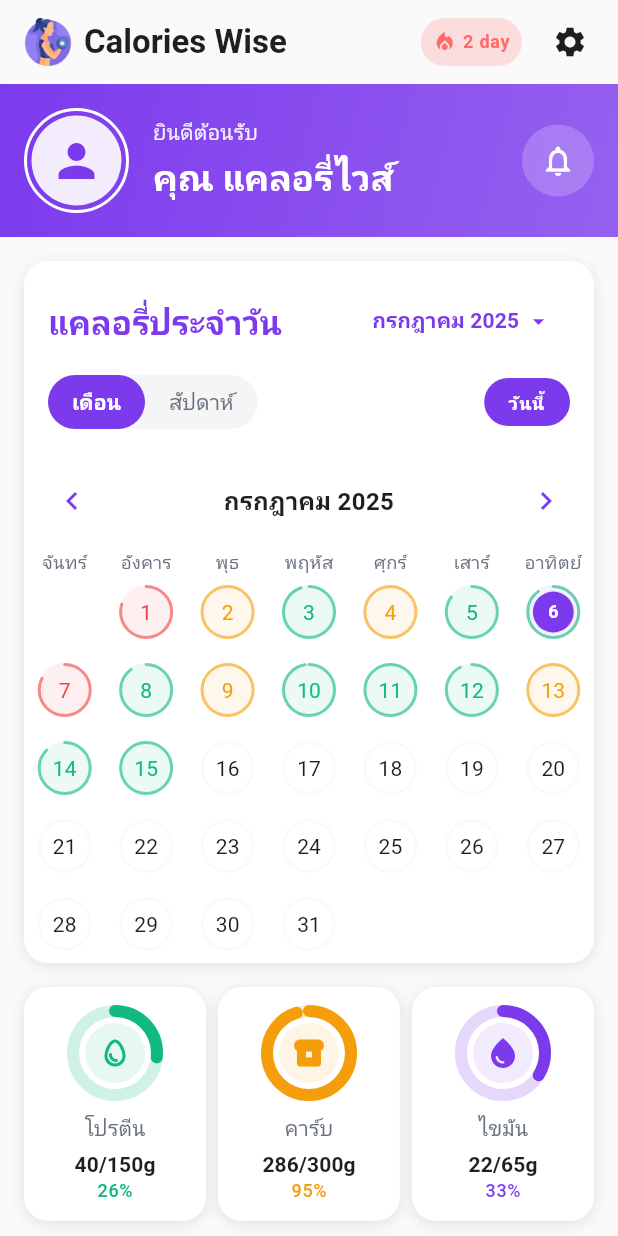
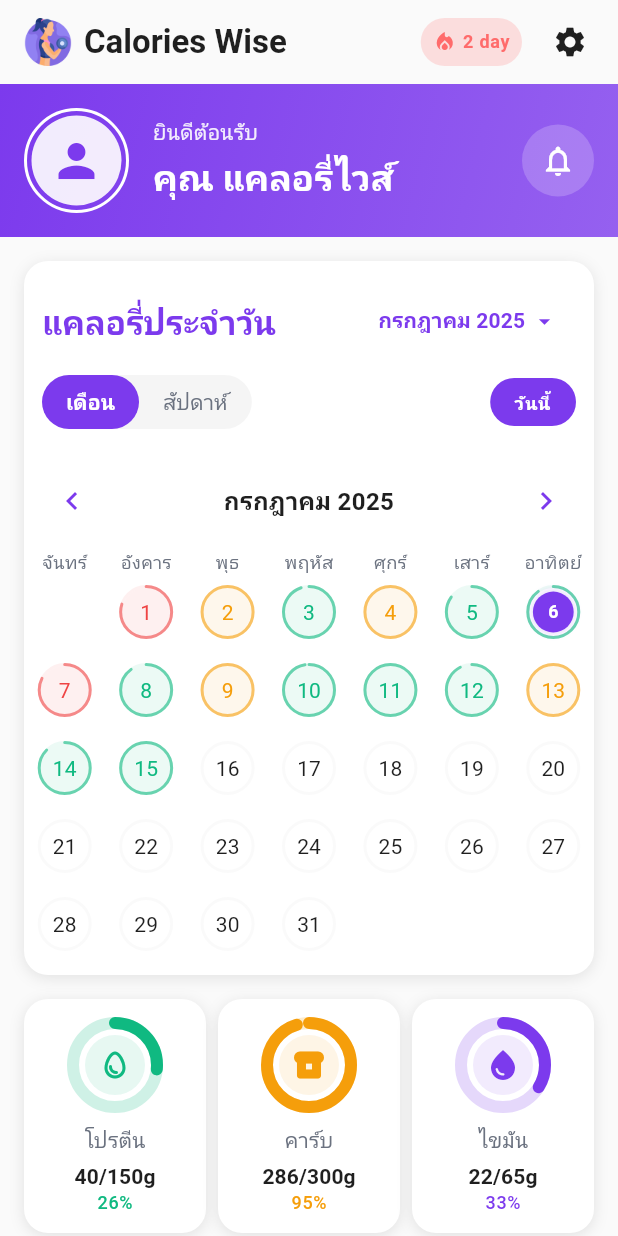
Before and after one commit to kit-chu/CaloriWise, a Flutter app: the screen it shows after launch, after a tap on "เดือน", on a phone screen of 412 x 824 dp. Run offline on Flutter 3.47's test engine with Material 3 defaults, Android fonts, the light colour scheme and no system bars; drawn by our look-alikes of percent_indicator, table_calendar; our stand-ins replace google_fonts; network calls fail; Roboto replaces fonts that are missing (Prompt).

Commit message:
เพิ่มตัว calenda ปรับ font

```diff
--- a/lib/widgets/calorie_calendar_widget.dart
+++ b/lib/widgets/calorie_calendar_widget.dart
@@ -71,7 +71,8 @@ class _CalorieCalendarWidgetState extends State<CalorieCalendarWidget> with Sing
         _isChangingMonth = true;
       });
 
-      Future.delayed(const Duration(milliseconds: 50), () {
+      // เพิ่ม delay เพื่อให้แน่ใจว่า UI ได้อัพเดทก่อนที่จะรีเซ็ต animation
+      Future.delayed(const Duration(milliseconds: 100), () {
         if (mounted) {
           setState(() {
             _isChangingMonth = false;
@@ -88,6 +89,7 @@ class _CalorieCalendarWidgetState extends State<CalorieCalendarWidget> with Sing
       decoration: BoxDecoration(
         color: Colors.white,
         borderRadius: BorderRadius.circular(16),
+
         boxShadow: [
           BoxShadow(
             color: Colors.black.withAlpha(25), // 0.1 * 255 ≈ 25
@@ -111,10 +113,9 @@ class _CalorieCalendarWidgetState extends State<CalorieCalendarWidget> with Sing
     final isCurrentDay = isSameDay(_selectedDay, now);
     // เช็คว่าเดือนและปีปัจจุบันตรงกับที่เลือกไหม
     final isCurrentMonth = _focusedDay.month == now.month && _focusedDay.year == now.year;
-    final currentMonth = DateTime(_focusedDay.year, _focusedDay.month);
 
     return Container(
-      padding: const EdgeInsets.all(16),
+      padding: const EdgeInsets.symmetric(horizontal: 12, vertical: 16),
       child: Column(
         crossAxisAlignment: CrossAxisAlignment.start,
         children: [
@@ -342,7 +343,9 @@ class _CalorieCalendarWidgetState extends State<CalorieCalendarWidget> with Sing
   }
 
   Widget _buildCalendar() {
-    return TableCalendar<CalorieData>(
+    return Padding(
+      padding: const EdgeInsets.only(bottom: 8),
+      child: TableCalendar<CalorieData>(
         firstDay: DateTime.utc(2020, 1, 1),
         lastDay: DateTime.utc(2030, 12, 31),
         focusedDay: _focusedDay,
@@ -437,6 +440,7 @@ class _CalorieCalendarWidgetState extends State<CalorieCalendarWidget> with Sing
             _focusedDay = focusedDay;
           });
         },
+      ),
     );
   }
 
--- a/lib/widgets/recent_food_logs.dart
+++ b/lib/widgets/recent_food_logs.dart
@@ -12,7 +12,7 @@ class RecentFoodLogs extends StatefulWidget {
   const RecentFoodLogs({
     super.key,
     required this.logs,
-    this.height = 550,
+    this.height = 570,
   });
 
   @override
@@ -151,7 +151,7 @@ class _RecentFoodLogsState extends State<RecentFoodLogs> {
                 ),
                 const SizedBox(height: 12),
                 SizedBox(
-                  height: 60, // เพิ่มความสูงจาก 40 เป็น 60
+                  height: 70, // เพิ่มความสูงจาก 40 เป็น 60
                   child: ListView.separated(
                     scrollDirection: Axis.horizontal,
                     itemCount: _timeFilters.length,
@@ -364,16 +364,18 @@ class _FoodLogCard extends StatelessWidget {
       ),
       margin: const EdgeInsets.only(bottom: 8),
       child: Column(
+        mainAxisSize: MainAxisSize.min,
         children: [
           Expanded(
             child: Padding(
-              padding: const EdgeInsets.all(16),
+              padding: const EdgeInsets.symmetric(horizontal: 16, vertical: 12),
               child: Row(
                 children: [
                   Expanded(
                     child: Column(
                       crossAxisAlignment: CrossAxisAlignment.start,
                       mainAxisAlignment: MainAxisAlignment.center,
+                      mainAxisSize: MainAxisSize.min,
                       children: [
                         Text(
                           log.name,
```
Lines whose indentation alone changed are shown as unchanged.
